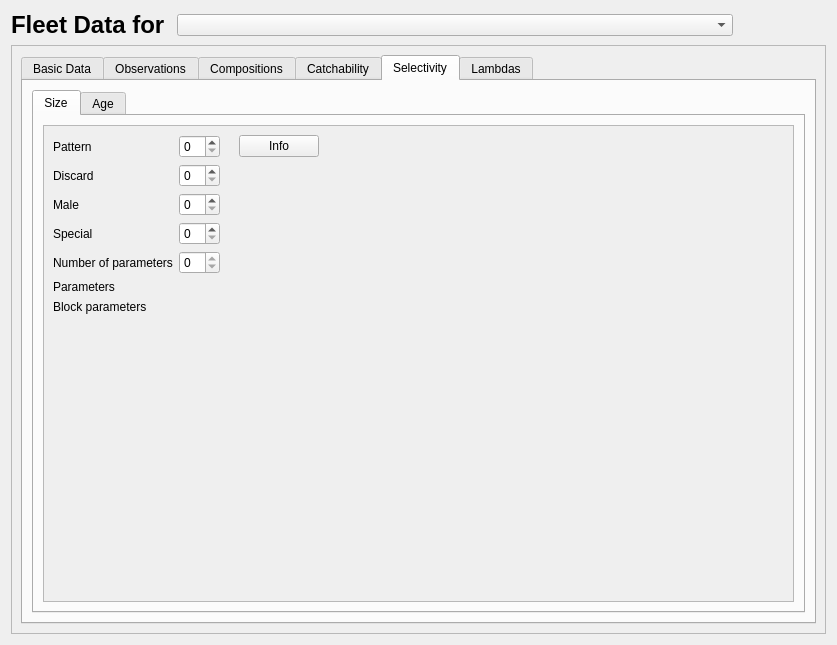
Above: src/fleet_widget.ui from nmfs-ost/ss3-ssi before the change. Below: the same form after it.
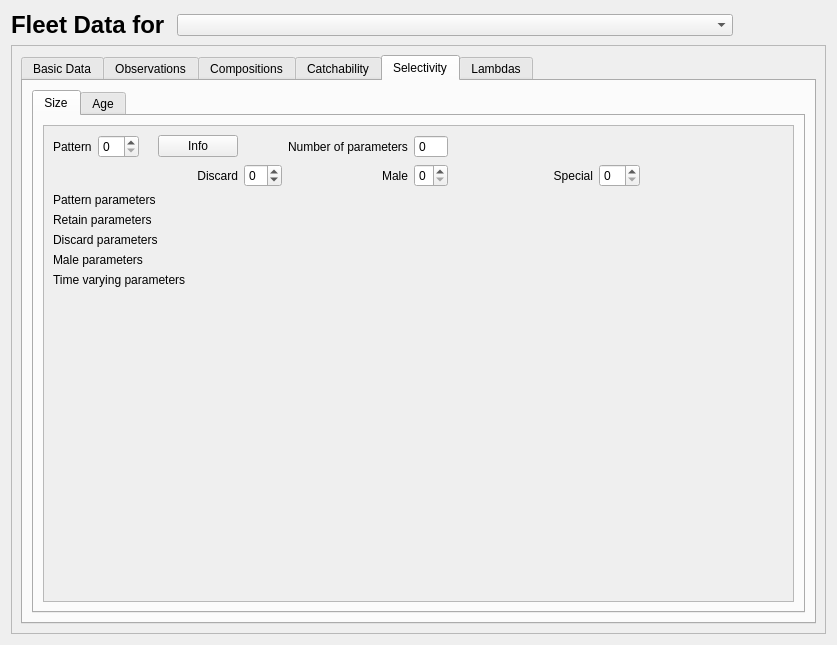
That is the form after the change. The open tabs and pages were chosen to show the change. Icons and pictures are not drawn.

Commit message: Completed new time-varying parameters

Patch:
```diff
--- a/src/fleet_widget.ui
+++ b/src/fleet_widget.ui
@@ -1383,7 +1383,43 @@
                  <layout class="QVBoxLayout" name="verticalLayout_17">
                   <item>
                    <layout class="QGridLayout" name="selex_size">
-                    <item row="8" column="5">
+                    <item row="1" column="6">
+                     <widget class="QSpinBox" name="spinBox_selex_size_male">
+                      <property name="maximum">
+                       <number>4</number>
+                      </property>
+                     </widget>
+                    </item>
+                    <item row="4" column="0" colspan="4">
+                     <widget class="QLabel" name="label_3">
+                      <property name="text">
+                       <string>Retain parameters</string>
+                      </property>
+                     </widget>
+                    </item>
+                    <item row="10" column="0" colspan="10">
+                     <layout class="QVBoxLayout" name="verticalLayout_sel_size_male"/>
+                    </item>
+                    <item row="5" column="0" colspan="10">
+                     <layout class="QVBoxLayout" name="verticalLayout_sel_size_retain"/>
+                    </item>
+                    <item row="3" column="0" colspan="10">
+                     <layout class="QVBoxLayout" name="verticalLayout_selex_size_params"/>
+                    </item>
+                    <item row="0" column="6">
+                     <widget class="QSpinBox" name="spinBox_selex_size_num_params">
+                      <property name="readOnly">
+                       <bool>true</bool>
+                      </property>
+                      <property name="buttonSymbols">
+                       <enum>QAbstractSpinBox::NoButtons</enum>
+                      </property>
+                      <property name="prefix">
+                       <string/>
+                      </property>
+                     </widget>
+                    </item>
+                    <item row="13" column="9">
                      <spacer name="verticalSpacer_5">
                       <property name="orientation">
                        <enum>Qt::Vertical</enum>
@@ -1396,13 +1432,6 @@
                       </property>
                      </spacer>
                     </item>
-                    <item row="7" column="0" colspan="2">
-                     <widget class="QLabel" name="label_selex_size_timevary_parms">
-                      <property name="text">
-                       <string>Block parameters</string>
-                      </property>
-                     </widget>
-                    </item>
                     <item row="0" column="2">
                      <widget class="QLabel" name="label_selex_size_pattern_info">
                       <property name="text">
@@ -1420,53 +1449,33 @@
                       </property>
                      </widget>
                     </item>
-                    <item row="1" column="0">
-                     <widget class="QLabel" name="label_selex_size_discard">
-                      <property name="text">
-                       <string>Discard</string>
-                      </property>
-                     </widget>
-                    </item>
-                    <item row="3" column="0">
+                    <item row="1" column="7">
                      <widget class="QLabel" name="label_selex_size_special">
                       <property name="text">
                        <string>Special</string>
                       </property>
+                      <property name="alignment">
+                       <set>Qt::AlignRight|Qt::AlignTrailing|Qt::AlignVCenter</set>
+                      </property>
                      </widget>
                     </item>
-                    <item row="1" column="1">
-                     <widget class="QSpinBox" name="spinBox_selex_size_discard"/>
-                    </item>
-                    <item row="2" column="0">
+                    <item row="1" column="5">
                      <widget class="QLabel" name="label_selex_size_male">
                       <property name="text">
                        <string>Male</string>
                       </property>
+                      <property name="alignment">
+                       <set>Qt::AlignRight|Qt::AlignTrailing|Qt::AlignVCenter</set>
+                      </property>
                      </widget>
                     </item>
-                    <item row="2" column="1">
-                     <widget class="QSpinBox" name="spinBox_selex_size_male"/>
-                    </item>
-                    <item row="3" column="1">
-                     <widget class="QSpinBox" name="spinBox_selex_size_special"/>
-                    </item>
-                    <item row="4" column="0">
+                    <item row="0" column="5">
                      <widget class="QLabel" name="label_selex_size_num_params">
                       <property name="text">
                        <string>Number of parameters</string>
                       </property>
                      </widget>
                     </item>
-                    <item row="4" column="1">
-                     <widget class="QSpinBox" name="spinBox_selex_size_num_params">
-                      <property name="readOnly">
-                       <bool>true</bool>
-                      </property>
-                      <property name="prefix">
-                       <string/>
-                      </property>
-                     </widget>
-                    </item>
                     <item row="0" column="0">
                      <widget class="QLabel" name="label_selex_size_pattern">
                       <property name="text">
@@ -1474,20 +1483,10 @@
                       </property>
                      </widget>
                     </item>
-                    <item row="5" column="0">
-                     <widget class="QLabel" name="label_selex_size_params">
-                      <property name="text">
-                       <string>Parameters</string>
-                      </property>
-                     </widget>
-                    </item>
-                    <item row="6" column="0" colspan="6">
-                     <layout class="QVBoxLayout" name="verticalLayout_selex_size_params"/>
-                    </item>
-                    <item row="8" column="0" colspan="5">
+                    <item row="13" column="0" colspan="8">
                      <layout class="QVBoxLayout" name="verticalLayout_selex_size_timevary_parms"/>
                     </item>
-                    <item row="0" column="5">
+                    <item row="0" column="9">
                      <spacer name="horizontalSpacer_23">
                       <property name="orientation">
                        <enum>Qt::Horizontal</enum>
@@ -1507,7 +1506,7 @@
                       </property>
                      </widget>
                     </item>
-                    <item row="0" column="4">
+                    <item row="0" column="7">
                      <spacer name="horizontalSpacer_15">
                       <property name="orientation">
                        <enum>Qt::Horizontal</enum>
@@ -1520,6 +1519,60 @@
                       </property>
                      </spacer>
                     </item>
+                    <item row="7" column="0" colspan="10">
+                     <layout class="QVBoxLayout" name="verticalLayout_sel_size_discard"/>
+                    </item>
+                    <item row="12" column="0" colspan="4">
+                     <widget class="QLabel" name="label_selex_size_timevary_parms">
+                      <property name="text">
+                       <string>Time varying parameters</string>
+                      </property>
+                     </widget>
+                    </item>
+                    <item row="2" column="0" colspan="4">
+                     <widget class="QLabel" name="label_sel_size_pattern_params">
+                      <property name="text">
+                       <string>Pattern parameters </string>
+                      </property>
+                     </widget>
+                    </item>
+                    <item row="6" column="0" colspan="4">
+                     <widget class="QLabel" name="label_sel_size_discard_params">
+                      <property name="text">
+                       <string>Discard parameters</string>
+                      </property>
+                     </widget>
+                    </item>
+                    <item row="9" column="0" colspan="4">
+                     <widget class="QLabel" name="label_sel_size_male_params">
+                      <property name="text">
+                       <string>Male parameters</string>
+                      </property>
+                     </widget>
+                    </item>
+                    <item row="1" column="8">
+                     <widget class="QSpinBox" name="spinBox_selex_size_special"/>
+                    </item>
+                    <item row="1" column="4">
+                     <widget class="QSpinBox" name="spinBox_selex_size_discard">
+                      <property name="minimum">
+                       <number>-4</number>
+                      </property>
+                      <property name="maximum">
+                       <number>4</number>
+                      </property>
+                     </widget>
+                    </item>
+                    <item row="1" column="1" colspan="3">
+                     <widget class="QLabel" name="label_selex_size_discard">
+                      <property name="text">
+                       <string>Discard</string>
+                      </property>
+                      <property name="alignment">
+                       <set>Qt::AlignRight|Qt::AlignTrailing|Qt::AlignVCenter</set>
+                      </property>
+                     </widget>
+                    </item>
                    </layout>
                   </item>
                   <item>
@@ -1530,7 +1583,7 @@
                     <property name="sizeHint" stdset="0">
                      <size>
                       <width>20</width>
-                      <height>142</height>
+                      <height>40</height>
                      </size>
                     </property>
                    </spacer>
```
Left out of the diff: 152 changed lines with no effect on the pictures. The commit also changes 10 other files.
